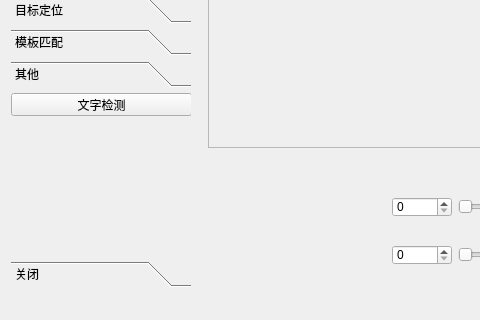
Above: hi_opencv2.0/hi_opencv20.ui from yangyang222244/hi_opencv2.0 before the change; both pictures show x 0 to 480 and y 207 to 527 of the 965 by 527 pixel window. Below: the same form after it.
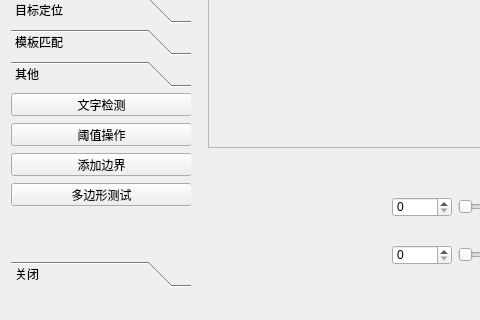
That is the form after the change. The open tabs and pages were chosen to show the change.

Patch:
```diff
--- a/hi_opencv2.0/hi_opencv20.ui
+++ b/hi_opencv2.0/hi_opencv20.ui
@@ -597,6 +597,45 @@
          <string>文字检测</string>
         </property>
        </widget>
+       <widget class="QPushButton" name="btnTextDetection_2">
+        <property name="geometry">
+         <rect>
+          <x>0</x>
+          <y>30</y>
+          <width>181</width>
+          <height>23</height>
+         </rect>
+        </property>
+        <property name="text">
+         <string>阈值操作</string>
+        </property>
+       </widget>
+       <widget class="QPushButton" name="btnTextDetection_3">
+        <property name="geometry">
+         <rect>
+          <x>0</x>
+          <y>60</y>
+          <width>181</width>
+          <height>23</height>
+         </rect>
+        </property>
+        <property name="text">
+         <string>添加边界</string>
+        </property>
+       </widget>
+       <widget class="QPushButton" name="btnTextDetection_4">
+        <property name="geometry">
+         <rect>
+          <x>0</x>
+          <y>90</y>
+          <width>181</width>
+          <height>23</height>
+         </rect>
+        </property>
+        <property name="text">
+         <string>多边形测试</string>
+        </property>
+       </widget>
       </widget>
       <widget class="QWidget" name="page_8">
        <property name="geometry">
```
Left out of the diff: 233 changed lines with no effect on the pictures.
